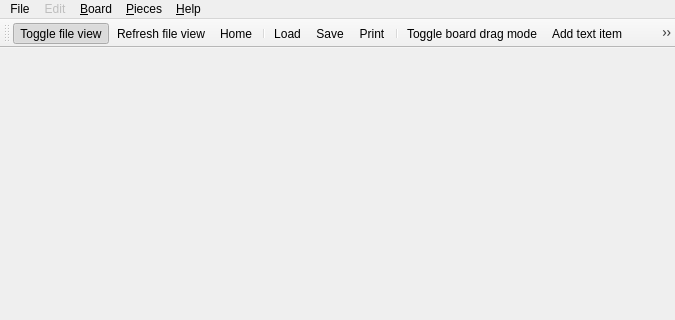
Above: ui/MainWindow.ui from bartorzech2/qboard before the change; both pictures show x 0 to 675 and y 0 to 320 of the 675 by 488 pixel window. Below: the same form after it.
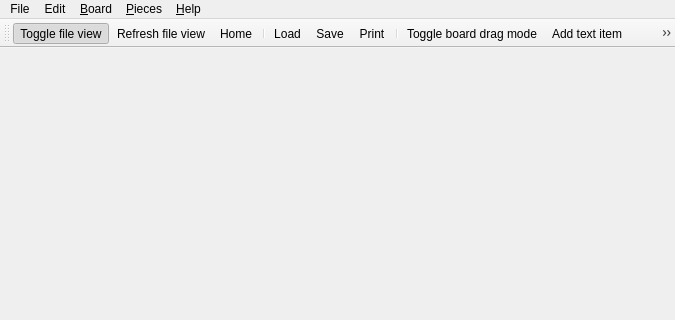
That is the form after the change. Icons and pictures are not drawn.

The edit to the form file:
```diff
--- a/ui/MainWindow.ui
+++ b/ui/MainWindow.ui
@@ -65,7 +65,7 @@
    </widget>
    <widget class="QMenu" name="menuEdit" >
     <property name="enabled" >
-     <bool>false</bool>
+     <bool>true</bool>
     </property>
     <property name="title" >
      <string>Edit</string>
```
Left out of the diff: 19 changed lines with no effect on the pictures.
